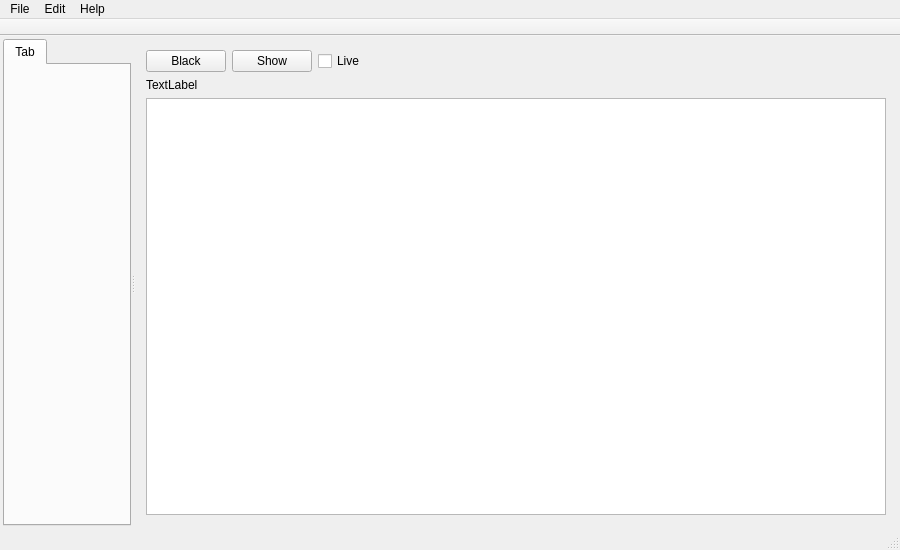
Old version of the form src/softprojector.ui in the repository SoftProjector/src.
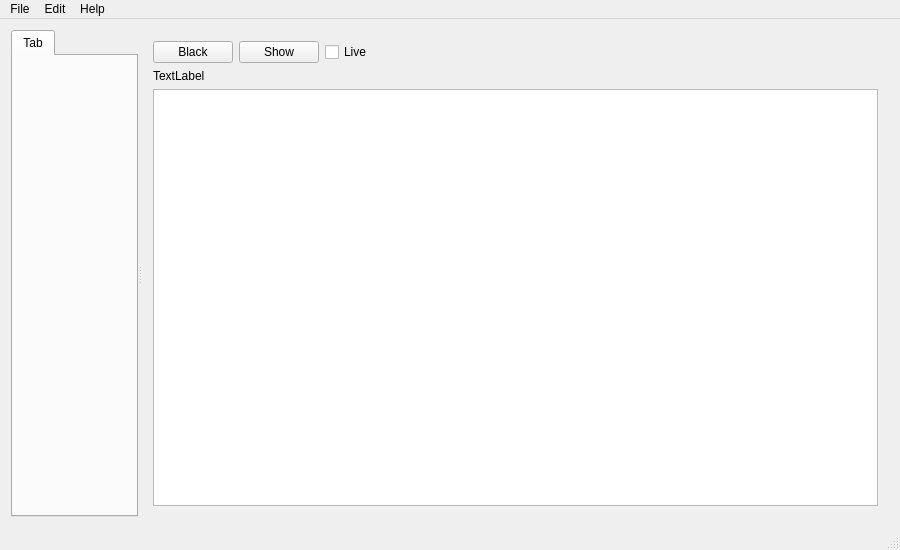
New version of the form.

Commit message: Removed the unused toolbar at the top of the main window

```diff
--- a/src/softprojector.ui
+++ b/src/softprojector.ui
@@ -19,24 +19,15 @@
   <property name="windowTitle">
    <string>SoftProjector</string>
   </property>
+  <property name="toolButtonStyle">
+   <enum>Qt::ToolButtonTextOnly</enum>
+  </property>
+  <property name="dockNestingEnabled">
+   <bool>false</bool>
+  </property>
   <widget class="QWidget" name="centralWidget">
-   <layout class="QGridLayout" name="gridLayout_3">
-    <property name="leftMargin">
-     <number>3</number>
-    </property>
-    <property name="topMargin">
-     <number>3</number>
-    </property>
-    <property name="rightMargin">
-     <number>3</number>
-    </property>
-    <property name="bottomMargin">
-     <number>2</number>
-    </property>
-    <property name="spacing">
-     <number>2</number>
-    </property>
-    <item row="0" column="0">
+   <layout class="QHBoxLayout" name="horizontalLayout">
+    <item>
      <widget class="QSplitter" name="splitter">
       <property name="orientation">
        <enum>Qt::Horizontal</enum>
@@ -171,29 +162,6 @@
    <addaction name="menuHelp"/>
   </widget>
   <widget class="QStatusBar" name="statusBar"/>
-  <widget class="QToolBar" name="toolBar">
-   <property name="windowTitle">
-    <string>toolBar</string>
-   </property>
-   <property name="movable">
-    <bool>false</bool>
-   </property>
-   <property name="allowedAreas">
-    <set>Qt::TopToolBarArea</set>
-   </property>
-   <property name="toolButtonStyle">
-    <enum>Qt::ToolButtonTextOnly</enum>
-   </property>
-   <property name="floatable">
-    <bool>false</bool>
-   </property>
-   <attribute name="toolBarArea">
-    <enum>TopToolBarArea</enum>
-   </attribute>
-   <attribute name="toolBarBreak">
-    <bool>false</bool>
-   </attribute>
-  </widget>
   <action name="actionHelp">
    <property name="text">
     <string>Help</string>
```
